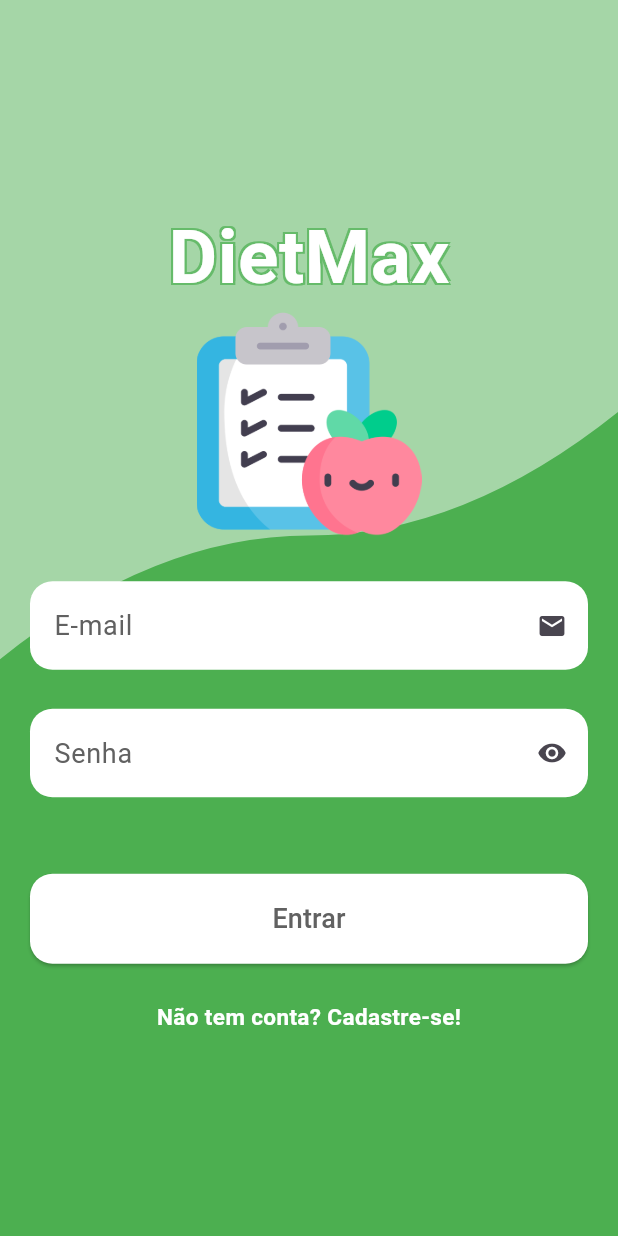
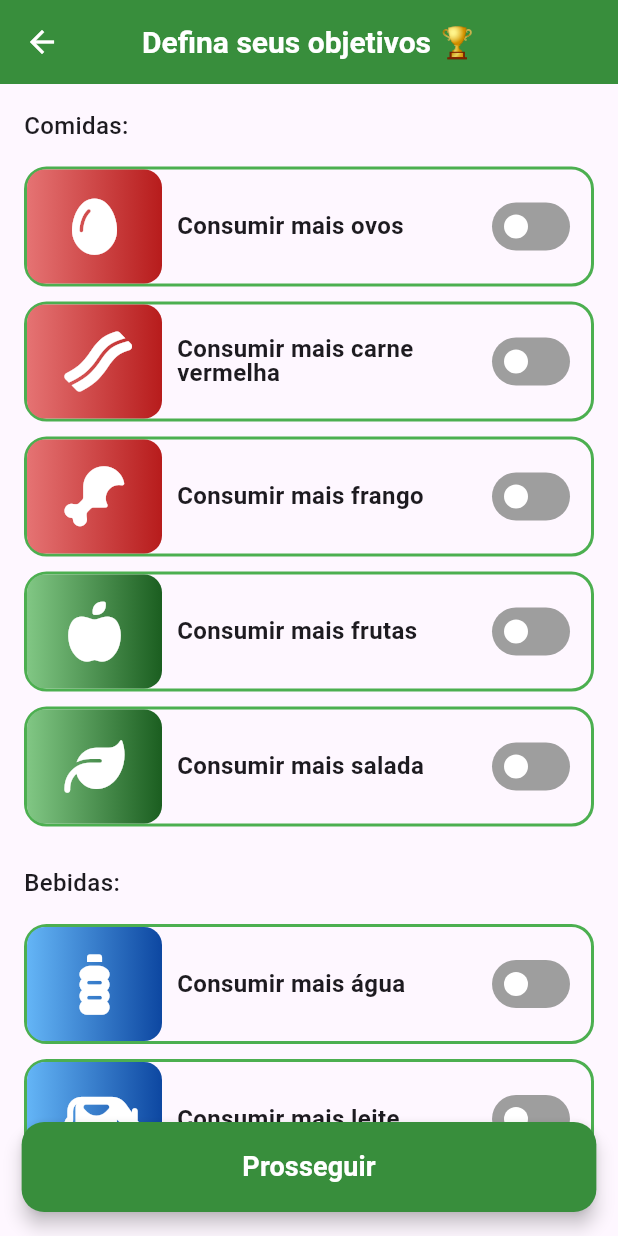
Before and after one commit to oapmartins/projeto-tcc, a Flutter app: the screen it shows after launch, after a tap on "Entrar", on a phone screen of 412 x 824 dp. Run offline on Flutter 3.47's test engine with Material 2 defaults, Android fonts, the phone set to English and light mode, and no system bars; our stand-ins replace font_awesome_flutter, get, google_fonts.

Commit message:
Adicionando tela de objetivos e de alergia

```diff
--- a/lib/main.dart
+++ b/lib/main.dart
@@ -1,7 +1,6 @@
 import 'package:flutter/material.dart';
 import 'package:get/get.dart';
-import 'package:projeto_tcc/pages/login/login_page.dart';
-import 'package:projeto_tcc/pages/register/register_page.dart';
+import 'package:projeto_tcc/util/routes.dart';
 
 void main() {
   runApp(const MyApp());
@@ -28,10 +27,7 @@ class MyApp extends StatelessWidget {
         useMaterial3: true,
       ),
       initialRoute: '/login',
-      getPages: [
-        GetPage(name: '/login', page: () => const LoginPage()),
-        GetPage(name: '/register', page: () => const RegisterPage()),
-      ],
+      getPages: routesApp,
     );
   }
 }
--- /dev/null
+++ b/lib/pages/allergy/allergy_controller.dart
@@ -0,0 +1,3 @@
+import 'package:get/get.dart';
+
+class AllergyController extends GetxController {}
--- /dev/null
+++ b/lib/pages/goals/goals_controller.dart
@@ -0,0 +1,3 @@
+import 'package:get/get.dart';
+
+class GoalsController extends GetxController {}
--- /dev/null
+++ b/lib/pages/goals/goals_page.dart
@@ -0,0 +1,164 @@
+import 'package:flutter/material.dart';
+import 'package:font_awesome_flutter/font_awesome_flutter.dart';
+import 'package:get/get.dart';
+import 'package:projeto_tcc/pages/goals/goals_controller.dart';
+
+import '../../util/widgets/card_switch_widget.dart';
+
+class GoalsPage extends StatelessWidget {
+  const GoalsPage({super.key});
+
+  @override
+  Widget build(BuildContext context) {
+    return SafeArea(
+      child: Scaffold(
+        appBar: AppBar(
+          title: const Text('Defina seus objetivos 🏆'),
+        ),
+        floatingActionButtonLocation: FloatingActionButtonLocation.centerFloat,
+        floatingActionButton: SizedBox(
+          height: 60,
+          width: Get.size.width * .93,
+          // color: Colors.green,
+          child: ElevatedButton(
+            onPressed: () {
+              Get.toNamed('/allergy');
+            },
+            style: ButtonStyle(
+              shape: MaterialStatePropertyAll(
+                RoundedRectangleBorder(
+                  borderRadius: BorderRadius.circular(15),
+                ),
+              ),
+              backgroundColor: MaterialStatePropertyAll(Colors.green.shade700),
+              elevation: const MaterialStatePropertyAll(5),
+            ),
+            child: const Text(
+              'Prosseguir',
+              style: TextStyle(
+                color: Colors.white,
+                fontSize: 18,
+                fontWeight: FontWeight.w600,
+              ),
+            ),
+          ),
+        ),
+        body: GetBuilder<GoalsController>(
+          init: GoalsController(),
+          builder: (controller) {
+            return ListView(
+              padding: const EdgeInsets.all(16),
+              children: [
+                const Padding(
+                  padding: EdgeInsets.only(bottom: 16),
+                  child: Text(
+                    'Comidas:',
+                    style: TextStyle(
+                      fontSize: 16,
+                      fontWeight: FontWeight.w500,
+                    ),
+                  ),
+                ),
+                CardSwitchWidget(
+                  icon: const Icon(
+                    FontAwesomeIcons.egg,
+                    color: Colors.white,
+                    size: 40,
+                  ),
+                  text: 'Consumir mais ovos',
+                  colorShade: [
+                    Colors.red.shade300,
+                    Colors.red.shade900,
+                  ],
+                ),
+                CardSwitchWidget(
+                  icon: const Icon(
+                    FontAwesomeIcons.bacon,
+                    color: Colors.white,
+                    size: 40,
+                  ),
+                  text: 'Consumir mais carne vermelha',
+                  colorShade: [
+                    Colors.red.shade300,
+                    Colors.red.shade900,
+                  ],
+                ),
+                CardSwitchWidget(
+                  icon: const Icon(
+                    FontAwesomeIcons.drumstickBite,
+                    color: Colors.white,
+                    size: 40,
+                  ),
+                  text: 'Consumir mais frango',
+                  colorShade: [
+                    Colors.red.shade300,
+                    Colors.red.shade900,
+                  ],
+                ),
+                CardSwitchWidget(
+                  icon: const Icon(
+                    FontAwesomeIcons.appleWhole,
+                    color: Colors.white,
+                    size: 40,
+                  ),
+                  text: 'Consumir mais frutas',
+                  colorShade: [
+                    Colors.green.shade300,
+                    Colors.green.shade900,
+                  ],
+                ),
+                CardSwitchWidget(
+                  icon: const Icon(
+                    FontAwesomeIcons.leaf,
+                    color: Colors.white,
+                    size: 40,
+                  ),
+                  text: 'Consumir mais salada',
+                  colorShade: [
+                    Colors.green.shade300,
+                    Colors.green.shade900,
+                  ],
+                ),
+                const Padding(
+                  padding: EdgeInsets.only(top: 16, bottom: 16),
+                  child: Text(
+                    'Bebidas:',
+                    style: TextStyle(
+                      fontSize: 16,
+                      fontWeight: FontWeight.w500,
+                    ),
+                  ),
+                ),
+                CardSwitchWidget(
+                  icon: const Icon(
+                    FontAwesomeIcons.bottleWater,
+                    color: Colors.white,
+                    size: 40,
+                  ),
+                  text: 'Consumir mais água',
+                  colorShade: [
+                    Colors.blue.shade300,
+                    Colors.blue.shade900,
+                  ],
+                ),
+                CardSwitchWidget(
+                  icon: const Icon(
+                    FontAwesomeIcons.cow,
+                    color: Colors.white,
+                    size: 40,
+                  ),
+                  text: 'Consumir mais leite',
+                  colorShade: [
+                    Colors.blue.shade300,
+                    Colors.blue.shade900,
+                  ],
+                ),
+                const SizedBox(height: 80, width: 1)
+              ],
+            );
+          },
+        ),
+      ),
+    );
+  }
+}
--- a/lib/pages/login/login_page.dart
+++ b/lib/pages/login/login_page.dart
@@ -112,7 +112,9 @@ class LoginPage extends StatelessWidget {
                               height: 60,
                               width: Get.size.width,
                               child: ElevatedButton(
-                                onPressed: () {},
+                                onPressed: () {
+                                  Get.toNamed('/goals');
+                                },
                                 style: ButtonStyle(
                                   shape: MaterialStatePropertyAll(
                                     RoundedRectangleBorder(
--- /dev/null
+++ b/lib/util/routes.dart
@@ -0,0 +1,13 @@
+import 'package:get/get.dart';
+import 'package:projeto_tcc/pages/allergy/allergy_page.dart';
+import 'package:projeto_tcc/pages/goals/goals_page.dart';
+
+import '../pages/login/login_page.dart';
+import '../pages/register/register_page.dart';
+
+List<GetPage> routesApp = [
+  GetPage(name: '/login', page: () => const LoginPage()),
+  GetPage(name: '/register', page: () => const RegisterPage()),
+  GetPage(name: '/goals', page: () => const GoalsPage()),
+  GetPage(name: '/allergy', page: () => const AllergyPage()),
+];
--- /dev/null
+++ b/lib/util/widgets/card_switch_widget.dart
@@ -0,0 +1,89 @@
+import 'package:flutter/material.dart';
+import 'package:get/get.dart';
+
+class CardSwitchWidget extends StatefulWidget {
+  const CardSwitchWidget({
+    super.key,
+    required this.icon,
+    required this.text,
+    required this.colorShade,
+  });
+
+  final Icon icon;
+  final String text;
+  final List<Color> colorShade;
+
+  @override
+  State<CardSwitchWidget> createState() => _CardSwitchWidgetState();
+}
+
+class _CardSwitchWidgetState extends State<CardSwitchWidget> {
+  bool goalVariable = false;
+  @override
+  Widget build(BuildContext context) {
+    return Padding(
+      padding: const EdgeInsets.only(bottom: 10),
+      child: Container(
+        width: Get.size.width,
+        height: 80,
+        decoration: BoxDecoration(
+          // color: Colors.red,
+          border: Border.all(color: Colors.green, width: 2),
+          borderRadius: const BorderRadius.all(
+            Radius.circular(15),
+          ),
+        ),
+        child: Row(
+          mainAxisAlignment: MainAxisAlignment.spaceBetween,
+          children: [
+            Container(
+              height: 80,
+              width: 90,
+              decoration: BoxDecoration(
+                gradient: LinearGradient(
+                  begin: Alignment.centerLeft,
+                  end: Alignment.centerRight,
+                  colors: widget.colorShade,
+                ),
+                borderRadius: const BorderRadius.all(
+                  Radius.circular(12),
+                ),
+              ),
+              child: Center(
+                child: widget.icon,
+              ),
+            ),
+            const SizedBox(width: 10),
+            Expanded(
+              child: Padding(
+                padding: const EdgeInsets.symmetric(vertical: 8.0),
+                child: Text(
+                  widget.text,
+                  style: const TextStyle(
+                    fontSize: 16,
+                    height: 1,
+                    fontWeight: FontWeight.w600,
+                  ),
+                ),
+              ),
+            ),
+            const SizedBox(width: 10),
+            Switch(
+              value: goalVariable,
+              onChanged: (active) {
+                setState(() {
+                  goalVariable = !goalVariable;
+                });
+              },
+              trackOutlineColor: const MaterialStatePropertyAll(Colors.transparent),
+              activeTrackColor: Colors.green,
+              inactiveTrackColor: Colors.grey,
+              inactiveThumbColor: Colors.white,
+            ),
+            const SizedBox(width: 10),
+          ],
+        ),
+      ),
+    );
+  }
+}
--- a/pubspec.yaml
+++ b/pubspec.yaml
@@ -32,6 +32,7 @@ dependencies:
     sdk: flutter
   get: ^4.6.6
   google_fonts: ^6.1.0
+  font_awesome_flutter: ^10.5.0
 
 
   # The following adds the Cupertino Icons font to your application.
```
Also changed, not shown: lib/pages/allergy/allergy_page.dart (added, +144 -0 lines), pubspec.lock.
